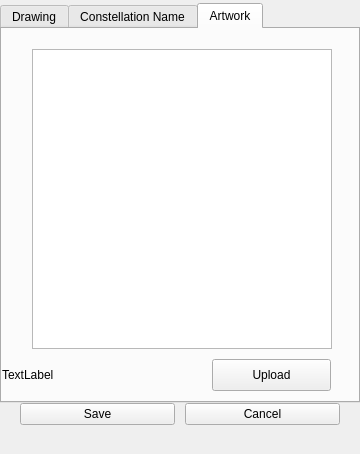
Stellarium/stellarium, file plugins/SkyCultureMaker/src/gui/scmConstellationDialog.ui: the form before one commit.
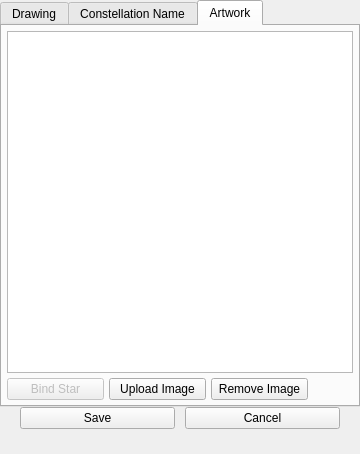
The form after the commit. The open tabs and pages were chosen to show the change. Icons and pictures are not drawn. Custom widgets are drawn as their Qt base class.

Commit message:
40 ux implementation to upload and anchor images to sky cultures (#98)
* fix: assertion + perf: less value copies

The assertion was a result because the SPainter was passed by value i.e. copied and not passed by reference

* chore: merge mistake from main stellarium

* fix: merge mistakes

* chore: improved function signatures

* fix: update error handling

* chore: cleanup

* Finished implementation

* Fix typo

* cleanup

* Fixed: double free

* Fixed missing import

* Added reset + check for save

* Added help text button

* Fixed typo

```diff
--- a/plugins/SkyCultureMaker/src/gui/scmConstellationDialog.ui
+++ b/plugins/SkyCultureMaker/src/gui/scmConstellationDialog.ui
@@ -48,40 +48,10 @@
      </property>
     </widget>
    </item>
-   <item alignment="Qt::AlignTop">
-    <widget class="QFrame" name="Content">
-     <property name="sizePolicy">
-      <sizepolicy hsizetype="Expanding" vsizetype="Expanding">
-       <horstretch>0</horstretch>
-       <verstretch>0</verstretch>
-      </sizepolicy>
-     </property>
-     <property name="frameShape">
-      <enum>QFrame::NoFrame</enum>
-     </property>
-     <layout class="QVBoxLayout" name="verticalLayout_3">
-      <property name="spacing">
-       <number>0</number>
-      </property>
-      <property name="leftMargin">
-       <number>0</number>
-      </property>
-      <property name="topMargin">
-       <number>0</number>
-      </property>
-      <property name="rightMargin">
-       <number>0</number>
-      </property>
-      <property name="bottomMargin">
-       <number>0</number>
-      </property>
       <item>
        <widget class="QTabWidget" name="tabs">
-        <property name="maximumSize">
-         <size>
-          <width>16777215</width>
-          <height>400</height>
-         </size>
+     <property name="autoFillBackground">
+      <bool>false</bool>
         </property>
         <property name="currentIndex">
          <number>1</number>
@@ -282,45 +252,173 @@
          <attribute name="title">
           <string>Artwork</string>
          </attribute>
-         <widget class="QGraphicsView" name="graphicsView">
-          <property name="geometry">
-           <rect>
-            <x>30</x>
-            <y>20</y>
-            <width>300</width>
-            <height>300</height>
-           </rect>
-          </property>
-         </widget>
-         <widget class="QLabel" name="imagePathLabel">
-          <property name="geometry">
-           <rect>
-            <x>0</x>
-            <y>330</y>
-            <width>351</width>
-            <height>31</height>
-           </rect>
-          </property>
+      <layout class="QVBoxLayout" name="verticalLayout_4">
+       <property name="spacing">
+        <number>5</number>
+       </property>
+       <property name="leftMargin">
+        <number>5</number>
+       </property>
+       <property name="topMargin">
+        <number>5</number>
+       </property>
+       <property name="rightMargin">
+        <number>5</number>
+       </property>
+       <property name="bottomMargin">
+        <number>5</number>
+       </property>
+       <item>
+        <widget class="QGraphicsView" name="artwork_image">
+         <property name="cursor" stdset="0">
+          <cursorShape>CrossCursor</cursorShape>
+         </property>
+         <property name="mouseTracking">
+          <bool>true</bool>
+         </property>
+         <property name="frameShape">
+          <enum>QFrame::Shape::StyledPanel</enum>
+         </property>
+         <property name="frameShadow">
+          <enum>QFrame::Shadow::Plain</enum>
+         </property>
+         <property name="verticalScrollBarPolicy">
+          <enum>Qt::ScrollBarPolicy::ScrollBarAlwaysOff</enum>
+         </property>
+         <property name="horizontalScrollBarPolicy">
+          <enum>Qt::ScrollBarPolicy::ScrollBarAlwaysOff</enum>
+         </property>
+         <property name="sizeAdjustPolicy">
+          <enum>QAbstractScrollArea::SizeAdjustPolicy::AdjustIgnored</enum>
+         </property>
+        </widget>
+       </item>
+       <item>
+        <layout class="QHBoxLayout" name="horizontalLayout" stretch="0,0,0,0">
+         <property name="sizeConstraint">
+          <enum>QLayout::SizeConstraint::SetDefaultConstraint</enum>
+         </property>
+         <property name="leftMargin">
+          <number>0</number>
+         </property>
+         <property name="topMargin">
+          <number>0</number>
+         </property>
+         <property name="rightMargin">
+          <number>0</number>
+         </property>
+         <property name="bottomMargin">
+          <number>0</number>
+         </property>
+         <item>
+          <widget class="QPushButton" name="bind_star">
+           <property name="enabled">
+            <bool>false</bool>
+           </property>
           <property name="text">
-           <string>TextLabel</string>
-          </property>
-         </widget>
-         <widget class="QPushButton" name="uploadBtn">
-          <property name="geometry">
-           <rect>
-            <x>210</x>
-            <y>330</y>
-            <width>119</width>
-            <height>32</height>
-           </rect>
-          </property>
+            <string>Bind Star</string>
+           </property>
+           <property name="checkable">
+            <bool>false</bool>
+           </property>
+           <property name="checked">
+            <bool>false</bool>
+           </property>
+           <property name="autoDefault">
+            <bool>false</bool>
+           </property>
+           <property name="default">
+            <bool>false</bool>
+           </property>
+           <property name="flat">
+            <bool>false</bool>
+           </property>
+          </widget>
+         </item>
+         <item>
+          <widget class="QPushButton" name="upload_image">
+           <property name="text">
+            <string>Upload Image</string>
+           </property>
+          </widget>
+         </item>
+         <item>
+          <widget class="QPushButton" name="remove_image">
           <property name="text">
-           <string>Upload</string>
-          </property>
-         </widget>
-        </widget>
-       </widget>
-      </item>
+            <string>Remove Image</string>
+           </property>
+          </widget>
+         </item>
+         <item>
+          <widget class="QPushButton" name="pushButton">
+           <property name="enabled">
+            <bool>false</bool>
+           </property>
+           <property name="sizePolicy">
+            <sizepolicy hsizetype="Fixed" vsizetype="Fixed">
+             <horstretch>0</horstretch>
+             <verstretch>0</verstretch>
+            </sizepolicy>
+           </property>
+           <property name="cursor">
+            <cursorShape>WhatsThisCursor</cursorShape>
+           </property>
+           <property name="contextMenuPolicy">
+            <enum>Qt::ContextMenuPolicy::NoContextMenu</enum>
+           </property>
+           <property name="toolTip">
+            <string>&lt;html&gt;&lt;head/&gt;&lt;body&gt;&lt;p&gt;&lt;span&gt;Usage:&lt;br/&gt;1. Upload an image&lt;/span&gt;&lt;/p&gt;&lt;p&gt;&lt;span&gt;2. Three anchor points appear in the center of the image&lt;br/&gt;- An anchor is green when selected&lt;/span&gt;&lt;/p&gt;&lt;p&gt;&lt;span&gt;3. Select a star of your choice&lt;/span&gt;&lt;/p&gt;&lt;p&gt;&lt;span&gt;4. Click the 'Bind Star' button &lt;/span&gt;&lt;/p&gt;&lt;p&gt;&lt;span&gt;5. The anchor is represented in a brighter color to indicate that it is bound to a star&lt;br/&gt;-  The corresponding bound star gets automatically selected when an anchor is selected &lt;br/&gt;- 'Bind Star' does overwrite the current binding with the selected star if a binding already exists&lt;/span&gt;&lt;/p&gt;&lt;/body&gt;&lt;/html&gt;</string>
+           </property>
+           <property name="autoFillBackground">
+            <bool>false</bool>
+           </property>
+           <property name="icon">
+            <iconset theme="QIcon::ThemeIcon::HelpAbout"/>
+           </property>
+           <property name="autoDefault">
+            <bool>false</bool>
+           </property>
+           <property name="default">
+            <bool>false</bool>
+           </property>
+           <property name="flat">
+            <bool>true</bool>
+           </property>
+          </widget>
+         </item>
+        </layout>
+       </item>
+      </layout>
+     </widget>
+    </widget>
+   </item>
+   <item alignment="Qt::AlignmentFlag::AlignBottom">
+    <widget class="QFrame" name="Content">
+     <property name="sizePolicy">
+      <sizepolicy hsizetype="Expanding" vsizetype="Expanding">
+       <horstretch>0</horstretch>
+       <verstretch>0</verstretch>
+      </sizepolicy>
+     </property>
+     <property name="frameShape">
+      <enum>QFrame::Shape::NoFrame</enum>
+     </property>
+     <layout class="QVBoxLayout" name="verticalLayout_3">
+      <property name="spacing">
+       <number>0</number>
+      </property>
+      <property name="leftMargin">
+       <number>0</number>
+      </property>
+      <property name="topMargin">
+       <number>0</number>
+      </property>
+      <property name="rightMargin">
+       <number>0</number>
+      </property>
+      <property name="bottomMargin">
+       <number>0</number>
+      </property>
       <item>
        <layout class="QHBoxLayout" name="bottomBtnLayout">
         <property name="spacing">
@@ -363,7 +461,6 @@
          <widget class="QLabel" name="infoLbl">
           <property name="font">
            <font>
-            <weight>75</weight>
             <bold>true</bold>
            </font>
           </property>
```
Left out of the diff: 38 changed lines with no effect on the pictures. Lines whose indentation alone changed are shown as unchanged. The commit also changes 11 other files.
